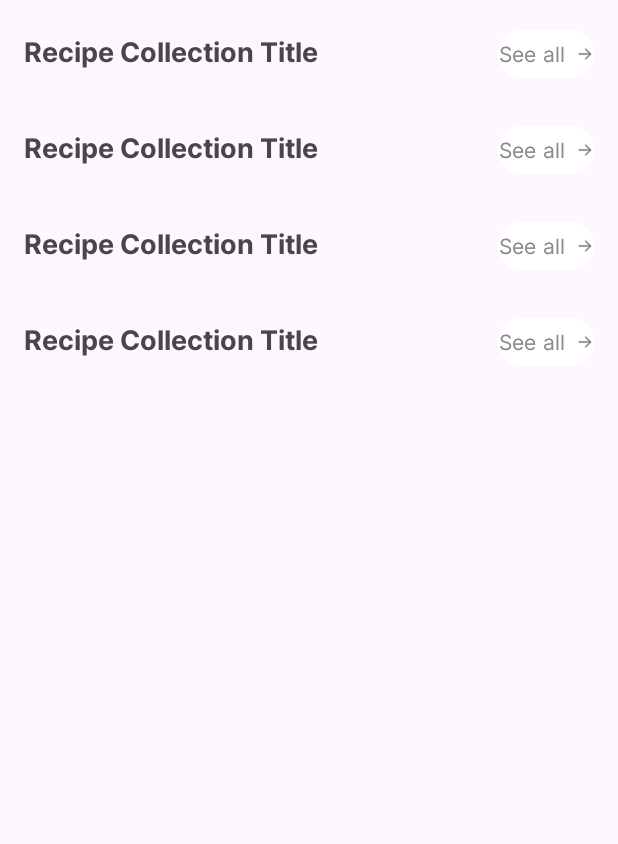
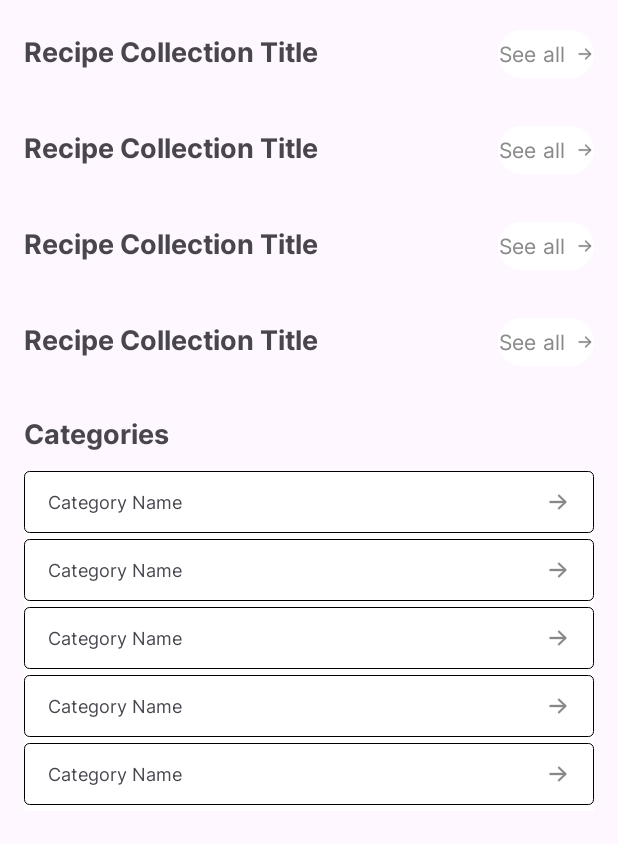
Before and after one commit to CheaFernandez/MOBDEVE_CharCookery, an Android app: the layout activity_main.xml on its own in the app's theme, with its tools: preview values and no code run, on a phone screen of 412 x 824 dp. Shown: the top 844 px of the screen. Run offline under Robolectric (Android 15) with nearby library versions, the phone set to English and light mode, and no system bars.

Commit message:
feat: add category list to home page

```diff
--- /dev/null
+++ b/app/src/main/res/drawable/border_black.xml
@@ -0,0 +1,14 @@
+<?xml version="1.0" encoding="utf-8"?>
+<shape xmlns:android="http://schemas.android.com/apk/res/android" >
+    <stroke
+        android:width="1px"
+        android:color="#000000" />
+
+    <padding
+        android:left="1dp"
+        android:right="1dp"
+        android:bottom="1dp"
+        android:top="1dp" />
+
+    <corners android:radius="3dp" />
+</shape>
--- a/app/src/main/res/layout/activity_main.xml
+++ b/app/src/main/res/layout/activity_main.xml
@@ -12,7 +12,8 @@
         android:orientation="vertical"
         android:paddingStart="16dp"
         android:paddingTop="20dp"
-        android:paddingEnd="16dp">
+        android:paddingEnd="16dp"
+        android:paddingBottom="80dp">
 
         <com.mobdeve.s17.charcookery.components.RecipeCollectionPreview
             android:id="@+id/collectionMyRecipes"
@@ -37,6 +38,26 @@
             android:layout_width="match_parent"
             android:layout_height="wrap_content"
             android:layout_marginBottom="32dp" />
+
+        <TextView
+            android:id="@+id/categorySectionTitle"
+            android:layout_width="wrap_content"
+            android:layout_height="wrap_content"
+            android:layout_marginBottom="12dp"
+            android:text="Categories"
+            android:textFontWeight="700"
+            android:textSize="18sp" />
+
+        <androidx.recyclerview.widget.RecyclerView
+            android:id="@+id/rvCategories"
+            android:layout_width="match_parent"
+            android:layout_height="wrap_content"
+            android:orientation="vertical"
+            app:layoutManager="androidx.recyclerview.widget.LinearLayoutManager"
+            tools:itemCount="5"
+            tools:listitem="@layout/card_category" >
+
+        </androidx.recyclerview.widget.RecyclerView>
     </LinearLayout>
 
 </ScrollView>
--- /dev/null
+++ b/app/src/main/res/layout/card_category.xml
@@ -0,0 +1,35 @@
+<?xml version="1.0" encoding="utf-8"?>
+<androidx.cardview.widget.CardView xmlns:android="http://schemas.android.com/apk/res/android"
+    xmlns:app="http://schemas.android.com/apk/res-auto"
+    android:layout_width="match_parent"
+    android:layout_height="wrap_content"
+    app:cardElevation="0dp">
+
+    <LinearLayout
+        android:layout_width="match_parent"
+        android:layout_height="wrap_content"
+        android:layout_marginBottom="4dp"
+        android:background="@drawable/border_black"
+        android:gravity="center"
+        android:orientation="horizontal"
+        android:paddingStart="16dp"
+        android:paddingTop="12dp"
+        android:paddingEnd="16dp"
+        android:paddingBottom="12dp">
+
+        <TextView
+            android:id="@+id/categoryTitle"
+            android:layout_width="wrap_content"
+            android:layout_height="wrap_content"
+            android:layout_weight="1"
+            android:text="Category Name"
+            android:textSize="12sp" />
+
+        <ImageView
+            android:id="@+id/categoryClickIcon"
+            android:layout_width="16dp"
+            android:layout_height="16dp"
+            android:src="@drawable/arrow_right" />
+    </LinearLayout>
+
+</androidx.cardview.widget.CardView>
```
Also changed, not shown: app/src/main/java/com/mobdeve/s17/charcookery/MainActivity.java (+26 -0 lines), app/src/main/java/com/mobdeve/s17/charcookery/adapters/CategoryListAdapter.java (added, +48 -0 lines).
